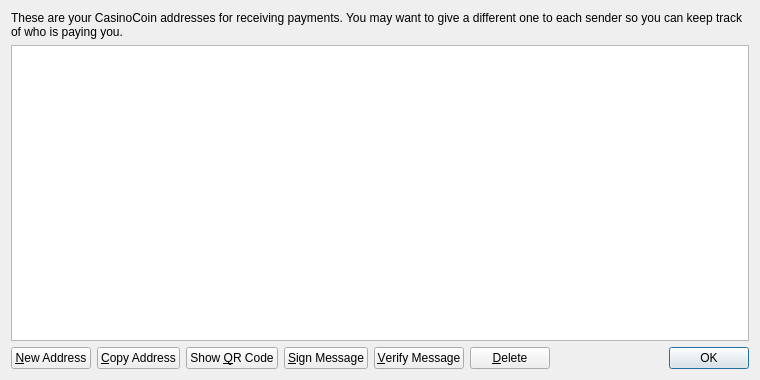
Old version of the form src/qt/forms/addressbookpage.ui in the repository transcoder/CasinoCoin.
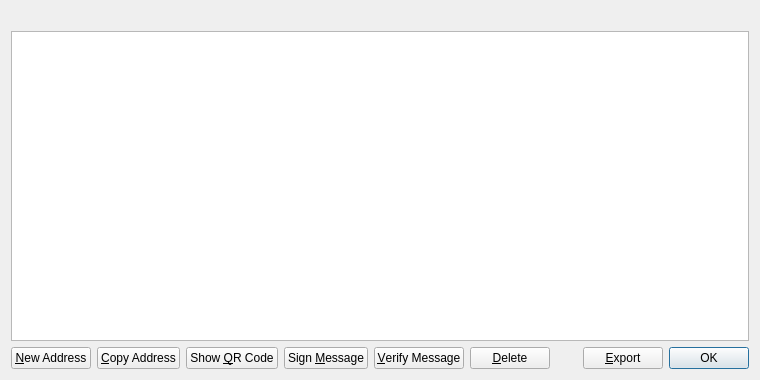
New version of the form. Icons and pictures are not drawn.

Diff of the .ui file:
```diff
--- a/src/qt/forms/addressbookpage.ui
+++ b/src/qt/forms/addressbookpage.ui
@@ -16,9 +16,6 @@
   <layout class="QVBoxLayout" name="verticalLayout">
    <item>
     <widget class="QLabel" name="labelExplanation">
-     <property name="text">
-      <string>These are your CasinoCoin addresses for receiving payments. You may want to give a different one to each sender so you can keep track of who is paying you.</string>
-     </property>
      <property name="textFormat">
       <enum>Qt::PlainText</enum>
      </property>
@@ -102,7 +99,7 @@
         <string>Sign a message to prove you own a Bitcoin address</string>
        </property>
        <property name="text">
-        <string>&amp;Sign Message</string>
+        <string>Sign &amp;Message</string>
        </property>
        <property name="icon">
         <iconset resource="../bitcoin.qrc">
@@ -151,6 +148,20 @@
        </property>
       </spacer>
      </item>
+     <item>
+      <widget class="QPushButton" name="exportButton">
+       <property name="toolTip">
+        <string>Export the data in the current tab to a file</string>
+       </property>
+       <property name="text">
+        <string>&amp;Export</string>
+       </property>
+       <property name="icon">
+        <iconset resource="../bitcoin.qrc">
+         <normaloff>:/icons/export</normaloff>:/icons/export</iconset>
+       </property>
+      </widget>
+     </item>
      <item>
       <widget class="QDialogButtonBox" name="buttonBox">
        <property name="sizePolicy">
```
Left out of the diff: 12 changed lines with no effect on the pictures.
